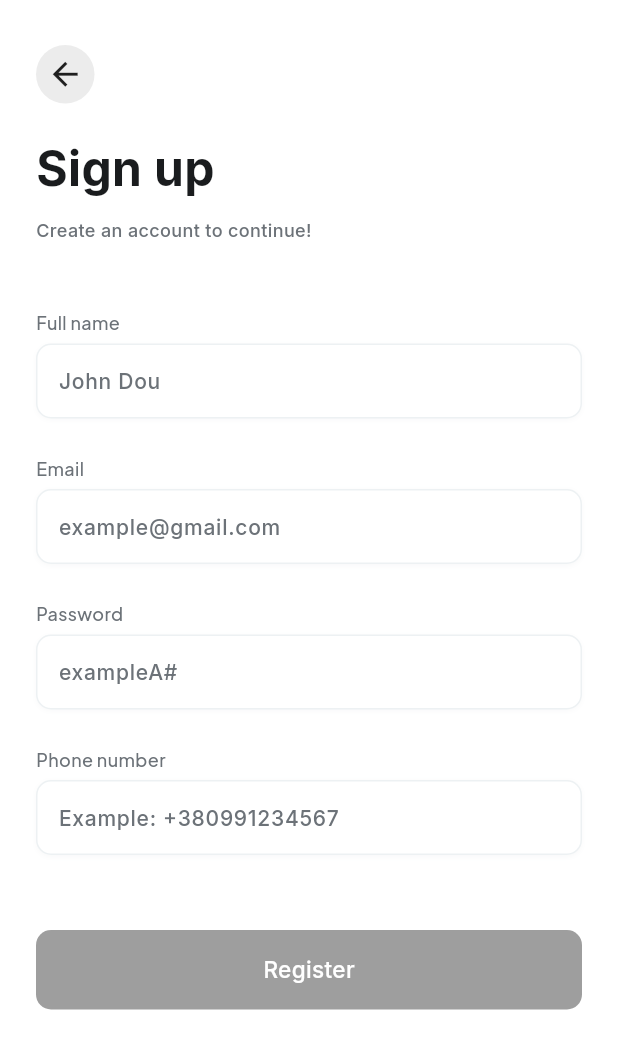
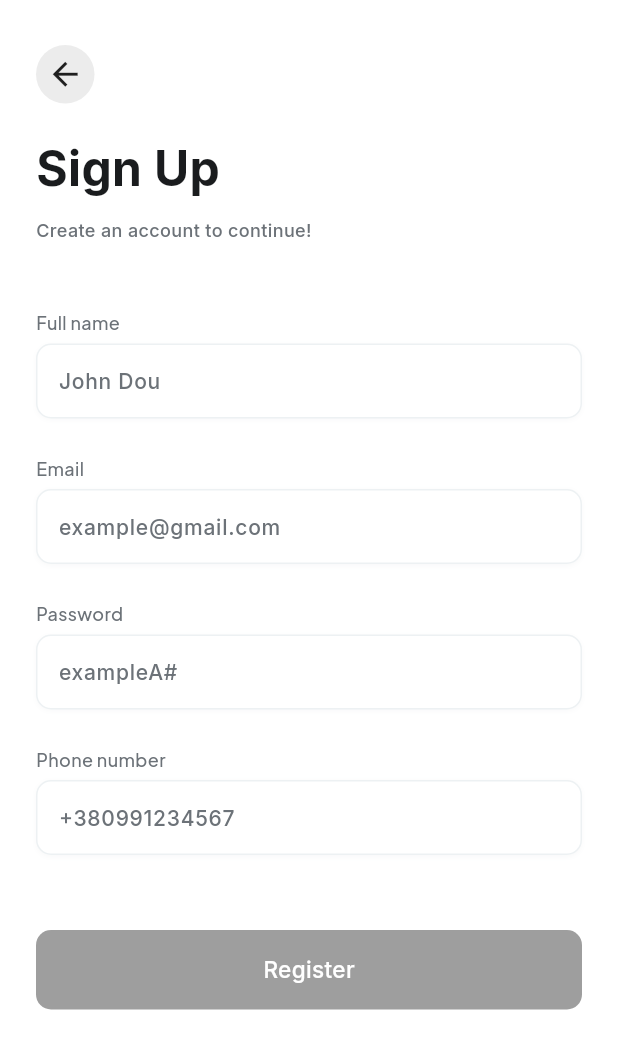
Before and after one commit to yozhykovanatolii/smart_courier_assistant_app, a Flutter app: the _RegisterView screen opened directly, on a phone screen of 412 x 824 dp. Shown: the top 1049 px of the screen. Run offline on Flutter 3.47's test engine with Material 3 defaults, Android fonts, the phone set to English and light mode, and no system bars; our stand-ins replace another_flutter_splash_screen, auto_route, bloc, cloud_firestore, firebase_auth, firebase_core and 4 more; accounts and stored records are empty.

Commit message:
Move all text for LoginPage, RegisterPage and ForgotPasswordPage to localization files

```diff
--- a/lib/feature/register/view/register_page.dart
+++ b/lib/feature/register/view/register_page.dart
@@ -31,6 +31,8 @@ class _RegisterView extends StatelessWidget {
 
   @override
   Widget build(BuildContext context) {
+    final l10n = S.of(context);
+
     return Scaffold(
       backgroundColor: Colors.white,
       body: BlocListener<RegisterCubit, RegisterState>(
@@ -70,9 +72,9 @@ class _RegisterView extends StatelessWidget {
                 child: ArrowBackButton(),
               ),
               const SizedBox(height: 20),
-              const Text(
-                'Sign up',
-                style: TextStyle(
+              Text(
+                l10n.signUp,
+                style: const TextStyle(
                   color: AppColors.black,
                   fontSize: 32,
                   fontWeight: FontWeight.w700,
@@ -80,10 +82,10 @@ class _RegisterView extends StatelessWidget {
                 ),
               ),
               const SizedBox(height: 10),
-              const Text(
-                'Create an account to continue!',
+              Text(
+                l10n.createAnAccountToContinue,
                 textAlign: TextAlign.start,
-                style: TextStyle(
+                style: const TextStyle(
                   color: AppColors.grey,
                   fontSize: 12,
                   fontWeight: FontWeight.w500,
@@ -91,10 +93,9 @@ class _RegisterView extends StatelessWidget {
                 ),
               ),
               const SizedBox(height: 45),
-              const Text(
-                'Full name',
-                textAlign: TextAlign.start,
-                style: TextStyle(
+              Text(
+                l10n.fullName,
+                style: const TextStyle(
                   color: AppColors.grey,
                   fontSize: 12,
                   fontWeight: FontWeight.w500,
@@ -104,10 +105,9 @@ class _RegisterView extends StatelessWidget {
               const SizedBox(height: 5),
               const RegisterFullNameTextField(),
               const SizedBox(height: 25),
-              const Text(
-                'Email',
-                textAlign: TextAlign.start,
-                style: TextStyle(
+              Text(
+                l10n.email,
+                style: const TextStyle(
                   color: AppColors.grey,
                   fontSize: 12,
                   fontWeight: FontWeight.w500,
@@ -117,10 +117,10 @@ class _RegisterView extends StatelessWidget {
               const SizedBox(height: 5),
               const RegisterEmailTextField(),
               const SizedBox(height: 25),
-              const Text(
-                'Password',
+              Text(
+                l10n.password,
                 textAlign: TextAlign.start,
-                style: TextStyle(
+                style: const TextStyle(
                   color: AppColors.grey,
                   fontSize: 12,
                   fontWeight: FontWeight.w500,
@@ -130,10 +130,9 @@ class _RegisterView extends StatelessWidget {
               const SizedBox(height: 5),
               const RegisterPasswordTextField(),
               const SizedBox(height: 25),
-              const Text(
-                'Phone number',
-                textAlign: TextAlign.start,
-                style: TextStyle(
+              Text(
+                l10n.phoneNumber,
+                style: const TextStyle(
                   color: AppColors.grey,
                   fontSize: 12,
                   fontWeight: FontWeight.w500,
--- a/lib/feature/register/widgets/register_button.dart
+++ b/lib/feature/register/widgets/register_button.dart
@@ -3,6 +3,7 @@ import 'package:flutter_bloc/flutter_bloc.dart';
 import 'package:formz/formz.dart';
 import 'package:smart_courier_assistant_app/feature/register/cubit/register_cubit.dart';
 import 'package:smart_courier_assistant_app/gen/fonts.gen.dart';
+import 'package:smart_courier_assistant_app/generated/l10n.dart';
 import 'package:smart_courier_assistant_app/ui/widgets/app_elevated_button.dart';
 import 'package:smart_courier_assistant_app/ui/widgets/app_progress_indicator.dart';
 
@@ -46,9 +47,9 @@ class RegisterButton extends StatelessWidget {
             ],
       child: isLoading
           ? const AppProgressIndicator(scale: 0.7)
-          : const Text(
-              'Register',
-              style: TextStyle(
+          : Text(
+              S.of(context).register,
+              style: const TextStyle(
                 color: Colors.white,
                 fontSize: 15,
                 fontWeight: FontWeight.w500,
--- a/lib/feature/register/widgets/register_phone_number_text_field.dart
+++ b/lib/feature/register/widgets/register_phone_number_text_field.dart
@@ -25,7 +25,7 @@ class RegisterPhoneNumberTextField extends StatelessWidget {
       spacing: 5,
       children: [
         AppTextField(
-          hintText: 'Example: +380991234567',
+          hintText: '+380991234567',
           onChanged: context.read<RegisterCubit>().setRegisterPhoneNumber,
           isValid: errorMessage == null,
         ),
```
Also changed, not shown: lib/feature/forgot_password/view/forgot_password_page.dart (+11 -9 lines), lib/feature/forgot_password/widgets/reset_password_button.dart (+4 -3 lines), lib/feature/login/view/login_page.dart (+14 -12 lines), lib/feature/login/widgets/forgot_password_text_button.dart (+4 -3 lines), lib/feature/login/widgets/have_not_account_section.dart (+5 -2 lines), lib/feature/login/widgets/log_in_button.dart (+4 -3 lines), lib/feature/login/widgets/log_in_with_google.dart (+4 -3 lines), lib/feature/login/widgets/login_divider.dart (+6 -5 lines), lib/l10n/intl_en.arb (+17 -1 lines), lib/l10n/intl_uk.arb (+17 -1 lines), lib/generated/intl/messages_en.dart, lib/generated/intl/messages_uk.dart, lib/generated/l10n.dart.
